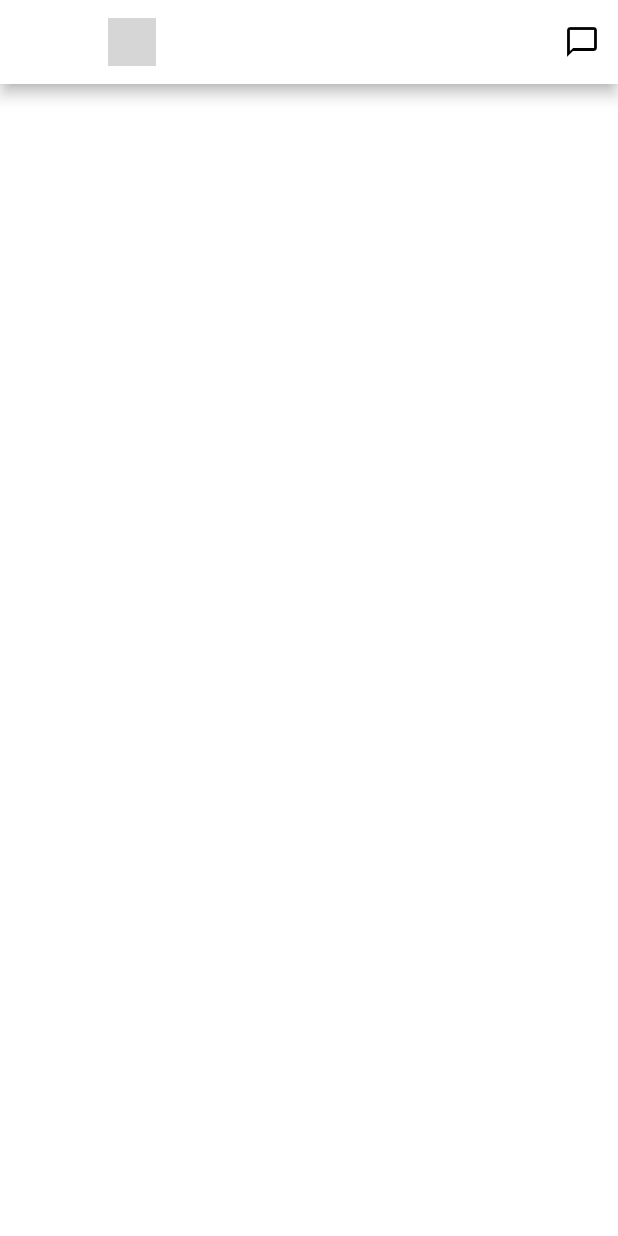
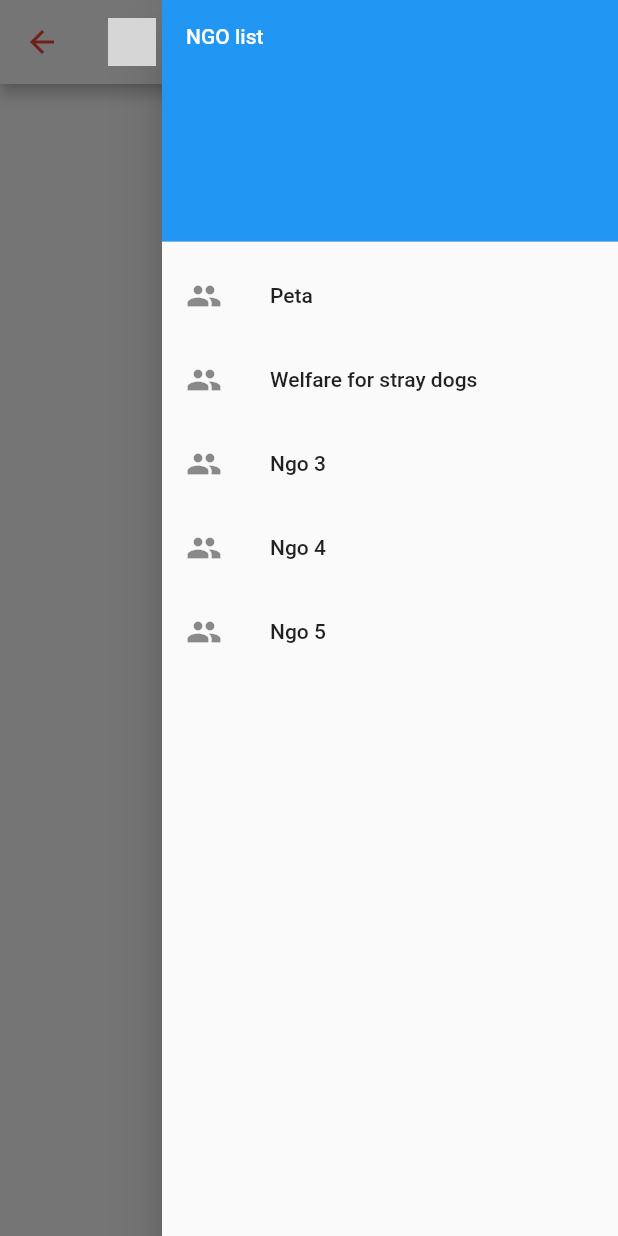
Before and after one commit to vaibhavgangurde/paws_app1.0, a Flutter app: the epostScreen screen opened directly, with the side drawer open (before the commit the screen has no drawer), on a phone screen of 412 x 824 dp. Run offline on Flutter 3.47's test engine with Material 2 defaults, Android fonts, the phone set to English and light mode, and no system bars; our stand-ins replace cloud_firestore, firebase_auth, firebase_core, firebase_messaging, firebase_storage, flutter_svg and 4 more; accounts and stored records are empty; network calls fail; grey boxes are pictures that could not be loaded.

Commit message:
epost screen ngo list

```diff
--- a/lib/screens/epostscreen.dart
+++ b/lib/screens/epostscreen.dart
@@ -3,11 +3,13 @@ import 'package:flutter/material.dart';
 import 'package:flutter_svg/flutter_svg.dart';
 import 'package:paws_app/utils/colors.dart';
 import 'package:paws_app/utils/global_variable.dart';
-import 'package:paws_app/widgets/post_card.dart';
 import 'package:paws_app/widgets/eposte_card.dart';
+import 'package:firebase_messaging/firebase_messaging.dart';
 
 class epostScreen extends StatefulWidget {
-  const epostScreen({Key? key}) : super(key: key);
+  const epostScreen({
+    Key? key,
+  }) : super(key: key);
   @override
   State<epostScreen> createState() => _epostScreenState();
 }
@@ -16,13 +18,55 @@ class _epostScreenState extends State<epostScreen> {
   @override
   Widget build(BuildContext context) {
     final width = MediaQuery.of(context).size.width;
+    FirebaseMessaging messaging = FirebaseMessaging.instance;
     return Scaffold(
+      endDrawer: Drawer(
+        child: ListView(
+          padding: EdgeInsets.zero,
+          children: const <Widget>[
+            DrawerHeader(
+              decoration: BoxDecoration(
+                color: Colors.blue,
+              ),
+              child: Text(
+                'NGO list',
+                style: TextStyle(
+                  color: Colors.white,
+                  fontSize: 14,
+                ),
+              ),
+            ),
+            ListTile(
+              leading: Icon(Icons.people),
+              title: Text('Peta'),
+            ),
+            ListTile(
+              leading: Icon(Icons.people),
+              title: Text('Welfare for stray dogs'),
+            ),
+            ListTile(
+              leading: Icon(Icons.people),
+              title: Text('Ngo 3'),
+            ),
+            ListTile(
+              leading: Icon(Icons.people),
+              title: Text('Ngo 4'),
+            ),
+            ListTile(
+              leading: Icon(Icons.people),
+              title: Text('Ngo 5'),
+            ),
+           ],
+
+        ),
+      ),
       backgroundColor:
       width > webScreenSize ? webBackgroundColor : mobileBackgroundColor,
       appBar: width > webScreenSize
           ? null
           : AppBar(
         backgroundColor: mobileBackgroundColor,
+        foregroundColor: Colors.red,
         centerTitle: false,
         title: SvgPicture.asset(
           'assets/ic_paws_app.svg',
@@ -30,13 +74,6 @@ class _epostScreenState extends State<epostScreen> {
           height: 32,
         ),
         actions: [
-          IconButton(
-            icon: const Icon(
-              Icons.messenger_outline,
-              color: primaryColor,
-            ),
-            onPressed: () {},
-          ),
         ],
       ),
       body: StreamBuilder(
@@ -63,5 +100,6 @@ class _epostScreenState extends State<epostScreen> {
         },
       ),
     );
+
   }
 }
--- a/pubspec.yaml
+++ b/pubspec.yaml
@@ -40,6 +40,7 @@ dependencies:
   geocoding: ^2.0.4
   geolocator: ^8.2.0
   introduction_screen: ^3.0.2
+  firebase_messaging: ^11.2.13
 
 dev_dependencies:
   flutter_lints: ^1.0.0
```
Also changed, not shown: lib/screens/emergency_screen.dart (+18 -5 lines), lib/screens/ngo.dart (added, +203 -0 lines), lib/widgets/eposte_card.dart (+13 -5 lines), lib/widgets/post_card.dart (+5 -5 lines), pubspec.lock.
